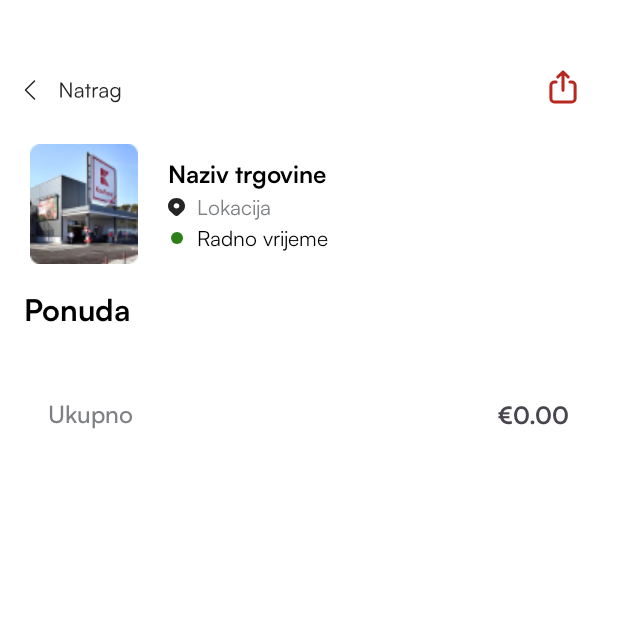
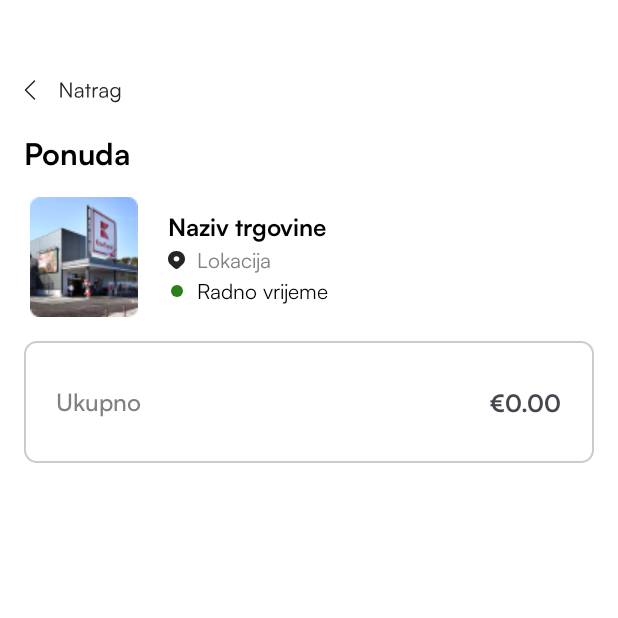
Before and after one commit to svincek/Shopko_vecznas, an Android app built with Jetpack Compose: the StoreDetailActivity screen opened directly, with no data from a screen before it, on a phone screen of 412 x 824 dp, the top half of it. Run offline under Robolectric (Android 15) with nearby library versions, the phone set to English and light mode, and no system bars.

Commit message:
dino code small ui changes

```diff
--- /dev/null
+++ b/app/src/main/res/drawable/background_rounded.xml
@@ -0,0 +1,5 @@
+<shape xmlns:android="http://schemas.android.com/apk/res/android"
+    android:shape="rectangle">
+    <solid android:color="#FFFFFF" /> <!-- Boja pozadine -->
+    <corners android:radius="20dp" />
+</shape>
--- /dev/null
+++ b/app/src/main/res/drawable/recycler_border.xml
@@ -0,0 +1,6 @@
+<shape xmlns:android="http://schemas.android.com/apk/res/android">
+    <stroke
+        android:width="1dp"
+        android:color="#CCCCCC" />
+    <corners android:radius="8dp"/>
+</shape>
--- a/app/src/main/res/layout/activity_store_details.xml
+++ b/app/src/main/res/layout/activity_store_details.xml
@@ -29,28 +29,14 @@
             />
 
 
-        <ImageButton
-            android:id="@+id/btnExport"
-            android:layout_width="wrap_content"
-            android:layout_height="wrap_content"
-            android:layout_marginEnd="16dp"
-            android:background="?attr/selectableItemBackgroundBorderless"
-            android:contentDescription="@string/back"
-            android:src="@drawable/icon_export"
-            app:layout_constraintBottom_toBottomOf="@+id/btnBack"
-            app:layout_constraintEnd_toEndOf="parent"
-            app:layout_constraintTop_toTopOf="@+id/btnBack" />
-
-
         <ImageView
             android:id="@+id/imageView"
             android:layout_width="80dp"
             android:layout_height="80dp"
-            android:layout_marginStart="16dp"
-            android:layout_marginTop="24dp"
+            android:layout_marginTop="16dp"
             android:src="@drawable/placeholder_store1"
-            app:layout_constraintStart_toStartOf="parent"
-            app:layout_constraintTop_toBottomOf="@+id/btnBack" />
+            app:layout_constraintStart_toStartOf="@+id/textView16"
+            app:layout_constraintTop_toBottomOf="@+id/textView16" />
 
         <TextView
             android:id="@+id/storeNameText"
@@ -113,18 +99,20 @@
             app:layout_constraintStart_toStartOf="@+id/storeLocationText" />
 
         <androidx.constraintlayout.widget.ConstraintLayout
+            android:id="@+id/constraintLayout2"
             android:layout_width="0dp"
             android:layout_height="wrap_content"
             android:layout_marginTop="16dp"
             app:layout_constraintEnd_toEndOf="@+id/recyclerViewArticles"
             app:layout_constraintStart_toStartOf="@+id/recyclerViewArticles"
-            app:layout_constraintTop_toBottomOf="@+id/recyclerViewArticles">
+            app:layout_constraintTop_toBottomOf="@+id/imageView">
 
             <TextView
                 android:id="@+id/textView15"
                 android:layout_width="wrap_content"
                 android:layout_height="48dp"
-                android:layout_marginStart="16dp"
+                android:layout_marginStart="21dp"
+                android:layout_marginTop="16dp"
                 android:fontFamily="@font/satoshi_medium"
                 android:gravity="center_vertical"
                 android:text="Ukupno"
@@ -138,7 +126,7 @@
                 android:id="@+id/totalPriceText"
                 android:layout_width="0dp"
                 android:layout_height="wrap_content"
-                android:layout_marginEnd="16dp"
+                android:layout_marginEnd="21dp"
                 android:fontFamily="@font/satoshi_bold"
                 android:text="€0.00"
                 android:textSize="16sp"
@@ -155,24 +143,25 @@
             android:layout_height="wrap_content"
             android:layout_marginTop="16dp"
             android:layout_marginEnd="16dp"
-            android:layout_weight="1"
-            android:background="@drawable/custom_searchbar"
-            android:padding="0dp"
+            android:background="@drawable/recycler_border"
+            android:paddingHorizontal="5dp"
+            android:paddingTop="76dp"
+            android:paddingBottom="5dp"
             app:layout_constraintEnd_toEndOf="parent"
             app:layout_constraintStart_toStartOf="@+id/imageView"
-            app:layout_constraintTop_toBottomOf="@+id/textView16" />
+            app:layout_constraintTop_toBottomOf="@+id/imageView" />
 
         <TextView
             android:id="@+id/textView16"
             android:layout_width="wrap_content"
             android:layout_height="wrap_content"
             android:layout_marginTop="16dp"
+            android:fontFamily="@font/satoshi_bold"
             android:text="Ponuda"
-            android:fontFamily="@font/satoshi_bold"
+            android:textColor="@color/black"
             android:textSize="20sp"
-            android:textColor="@color/black"
-            app:layout_constraintStart_toStartOf="@+id/imageView"
-            app:layout_constraintTop_toBottomOf="@+id/imageView" />
+            app:layout_constraintStart_toStartOf="@+id/btnBack"
+            app:layout_constraintTop_toBottomOf="@+id/btnBack" />
 
     </androidx.constraintlayout.widget.ConstraintLayout>
 
--- a/app/src/main/res/layout/bottom_sheet_filter.xml
+++ b/app/src/main/res/layout/bottom_sheet_filter.xml
@@ -335,8 +335,9 @@
         android:layout_height="wrap_content"
         android:layout_marginTop="8dp"
         android:stepSize="1"
+        android:value="3"
         android:valueFrom="1"
-        android:valueTo="50"
+        android:valueTo="15"
         app:layout_constraintEnd_toEndOf="@+id/sliderStoreCount"
         app:layout_constraintStart_toStartOf="@+id/sliderStoreCount"
         app:layout_constraintTop_toBottomOf="@id/txtDistance"
--- a/app/src/main/res/layout/fragment_preference_selection.xml
+++ b/app/src/main/res/layout/fragment_preference_selection.xml
@@ -41,7 +41,7 @@
         android:drawableEnd="@drawable/icon_search"
         android:drawableTint="@color/gray"
         android:fontFamily="@font/satoshi_regular"
-        android:hint="@string/pretra_i_du_an"
+        android:hint="Traži favorite"
         android:inputType=""
         android:paddingHorizontal="16dp"
         android:paddingVertical="14dp"
```
Also changed, not shown: app/src/main/java/com/example/shopko/utils/database/sync.kt (+8 -8 lines), app/src/main/res/drawable/cardview_bottom_border.xml (added, +17 -0 lines), app/src/main/res/layout/activity_stores.xml (+9 -9 lines), app/src/main/res/layout/item_article_detail.xml (+7 -5 lines), app/src/main/res/layout/item_stores.xml (+14 -7 lines).
